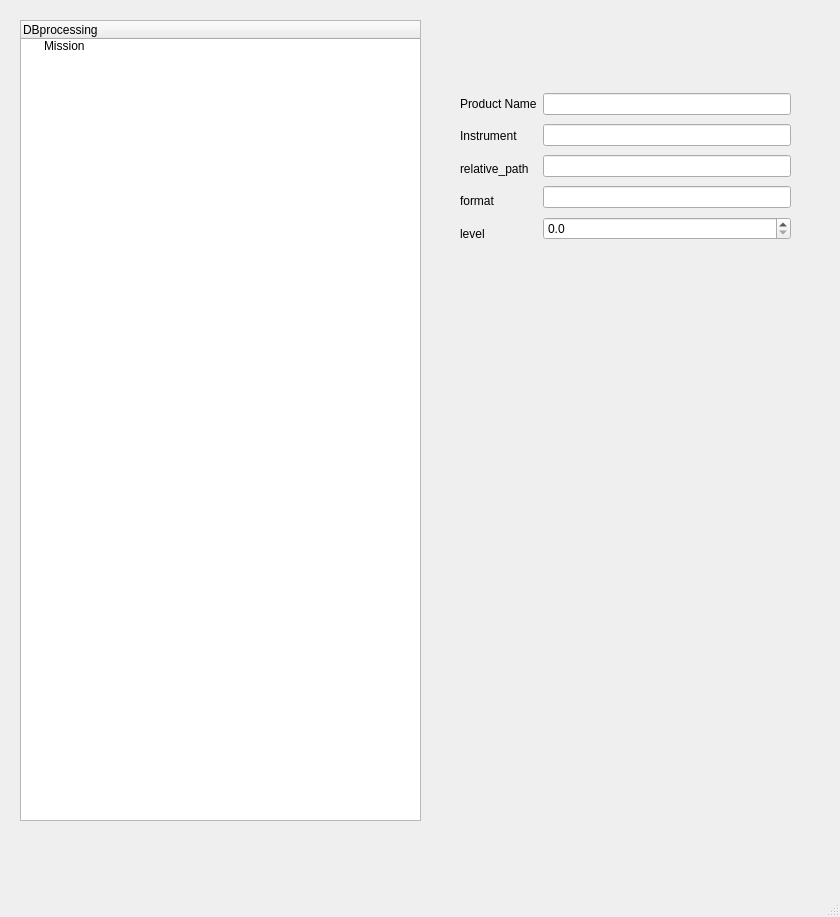
Before: the Qt Designer form gui/MainUI.ui in spacepy/dbprocessing, drawn with Qt 5.
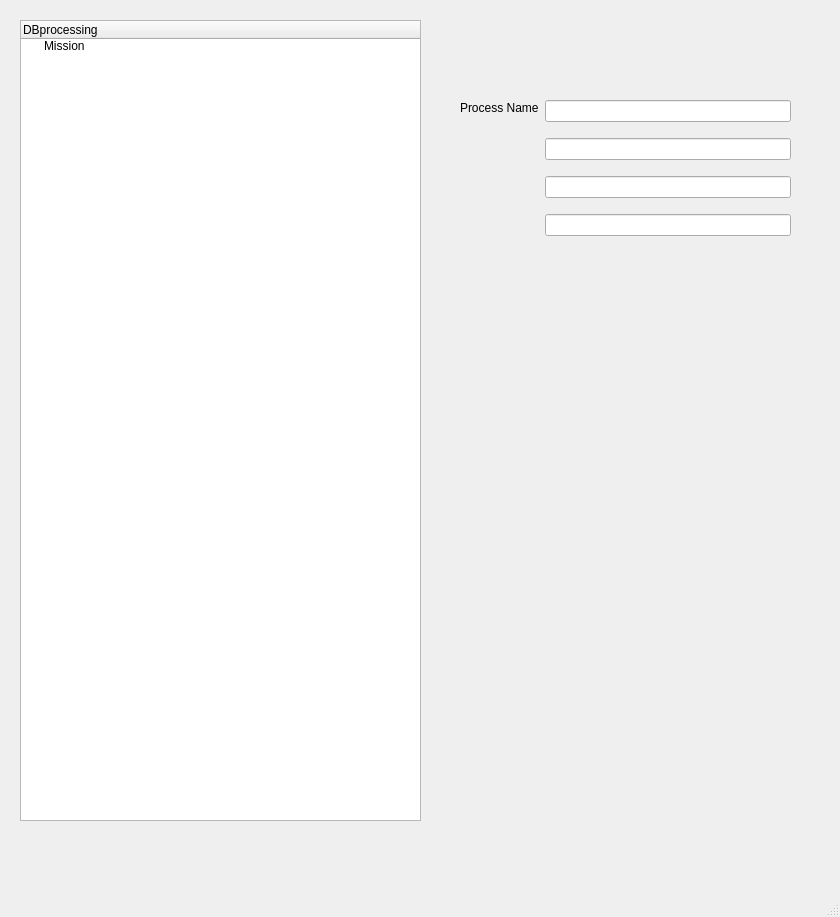
After: the same form once the commit is applied. The open tabs and pages were chosen to show the change.

Commit message: gui: fixed up sickedwidget switching to be cleaner and more dynamic

The edit to the form file:
```diff
--- a/gui/MainUI.ui
+++ b/gui/MainUI.ui
@@ -341,35 +341,28 @@
          <item>
           <widget class="QLabel" name="label_18">
            <property name="text">
-            <string>Product Name</string>
+            <string>Process Name</string>
            </property>
           </widget>
          </item>
          <item>
           <widget class="QLabel" name="label_19">
            <property name="text">
-            <string>Instrument</string>
+            <string/>
            </property>
           </widget>
          </item>
          <item>
           <widget class="QLabel" name="label_20">
            <property name="text">
-            <string>relative_path</string>
+            <string/>
            </property>
           </widget>
          </item>
          <item>
           <widget class="QLabel" name="label_21">
            <property name="text">
-            <string>format</string>
-           </property>
-          </widget>
-         </item>
-         <item>
-          <widget class="QLabel" name="label_22">
-           <property name="text">
-            <string>level</string>
+            <string/>
            </property>
           </widget>
          </item>
@@ -389,16 +382,6 @@
          <item>
           <widget class="QLineEdit" name="prod_format_box_5"/>
          </item>
-         <item>
-          <widget class="QDoubleSpinBox" name="prod_level_spin_4">
-           <property name="decimals">
-            <number>1</number>
-           </property>
-           <property name="maximum">
-            <double>6.000000000000000</double>
-           </property>
-          </widget>
-         </item>
         </layout>
        </item>
       </layout>
```
Left out of the diff: 77 changed lines with no effect on the pictures. The commit also changes 1 other file.
